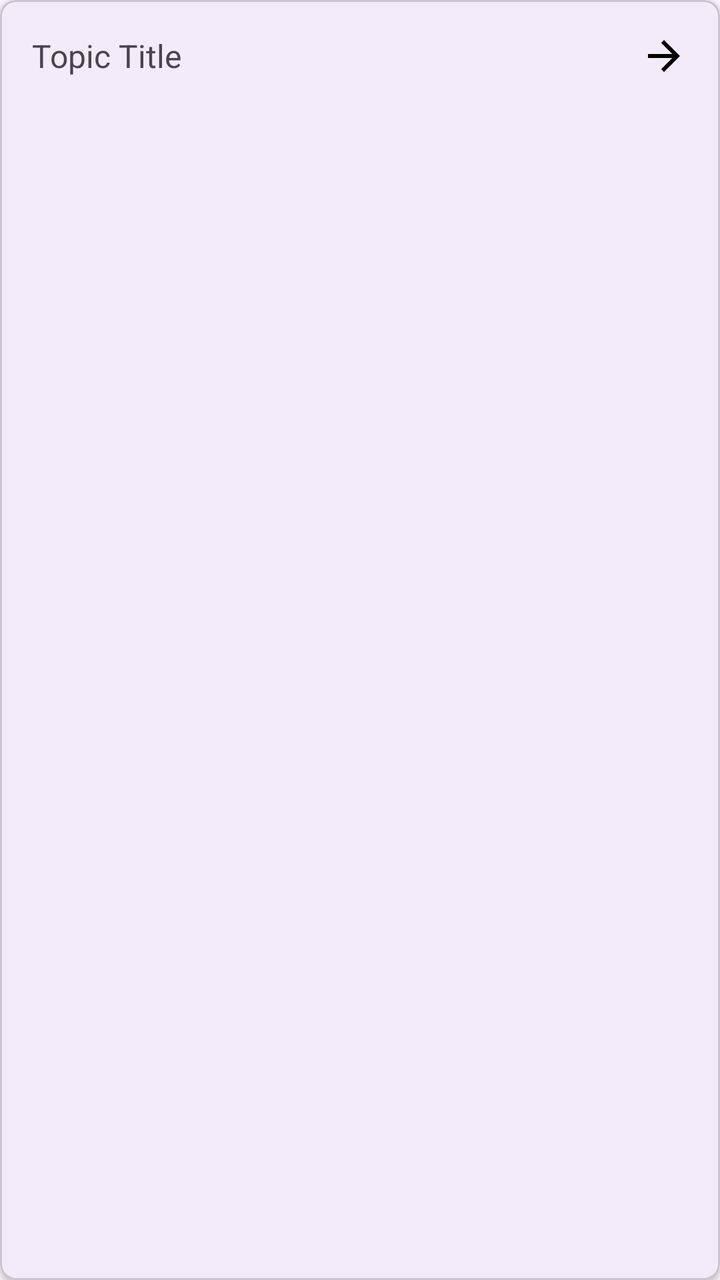
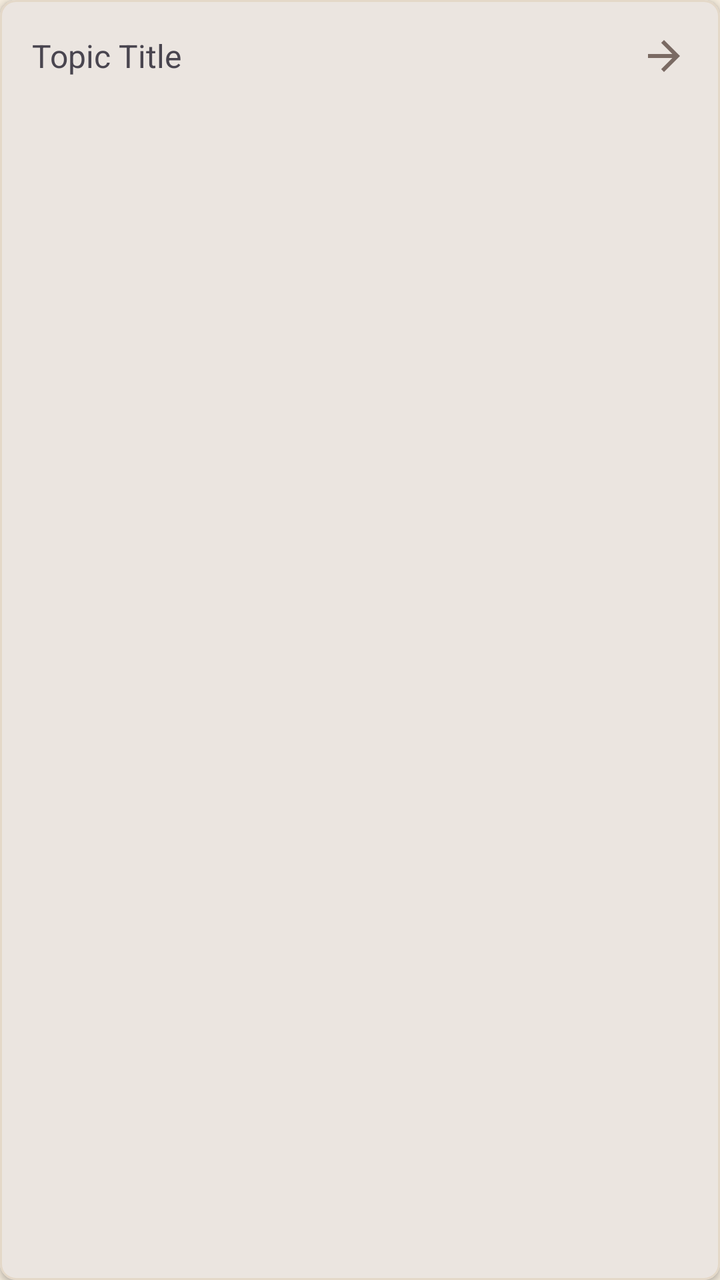

Compare the two renders of this Android layout. The source of the first and the diff that turns it into the second are given below.
<!-- AndroidManifest.xml: application theme Theme.EServicesICCHelper -->
<!-- res/layout/item_topic.xml -->
<?xml version="1.0" encoding="utf-8"?>
<com.google.android.material.card.MaterialCardView xmlns:android="http://schemas.android.com/apk/res/android"
    xmlns:app="http://schemas.android.com/apk/res-auto"
    android:layout_width="match_parent"
    android:layout_height="wrap_content"
    android:layout_margin="8dp"
    app:cardCornerRadius="8dp"
    app:cardElevation="2dp">

    <LinearLayout
        android:layout_width="match_parent"
        android:layout_height="wrap_content"
        android:gravity="center_vertical"
        android:orientation="horizontal"
        android:padding="16dp">

        <TextView
            android:id="@+id/tvTopicTitle"
            android:layout_width="0dp"
            android:layout_height="wrap_content"
            android:layout_weight="1"
            android:text="Topic Title"
            android:textSize="16sp" />

        <ImageView
            android:layout_width="wrap_content"
            android:layout_height="wrap_content"
            android:src="@drawable/ic_arrow_forward"
            app:tint="@color/black" />

    </LinearLayout>

</com.google.android.material.card.MaterialCardView>
<!-- resources referenced by this layout -->
<resources>
  <color name="black">#FF000000</color>
  <!-- drawable ic_arrow_forward (drawable) -->
  <vector xmlns:android="http://schemas.android.com/apk/res/android"
      android:width="24dp"
      android:height="24dp"
      android:viewportWidth="24"
      android:viewportHeight="24">
    <path
        android:fillColor="@android:color/black"
        android:pathData="M12,4l-1.41,1.41L16.17,11H4v2h12.17l-5.58,5.59L12,20l8,-8z"/>
  </vector>
  <style name="Theme.EServicesICCHelper" parent="Base.Theme.EServicesICCHelper" />
  <style name="Base.Theme.EServicesICCHelper" parent="Theme.Material3.DayNight.NoActionBar">
          
          <item name="colorPrimary">@color/md_theme_light_primary</item>
          <item name="colorOnPrimary">@color/md_theme_light_onPrimary</item>
          <item name="colorPrimaryContainer">@color/md_theme_light_primaryContainer</item>
          <item name="colorOnPrimaryContainer">@color/md_theme_light_onPrimaryContainer</item>
          <item name="colorSecondary">@color/md_theme_light_secondary</item>
          <item name="colorOnSecondary">@color/md_theme_light_onSecondary</item>
          <item name="colorSecondaryContainer">@color/md_theme_light_secondaryContainer</item>
          <item name="colorOnSecondaryContainer">@color/md_theme_light_onSecondaryContainer</item>
  
          <item name="android:statusBarColor">@color/md_theme_light_primary</item>
          <item name="android:windowLightStatusBar">false</item>
      </style>
  <color name="md_theme_light_primary">#6750A4</color>
  <color name="md_theme_light_onPrimary">#FFFFFF</color>
  <color name="md_theme_light_primaryContainer">#EADDFF</color>
  <color name="md_theme_light_onPrimaryContainer">#21005D</color>
  <color name="md_theme_light_secondary">#625B71</color>
  <color name="md_theme_light_onSecondary">#FFFFFF</color>
  <color name="md_theme_light_secondaryContainer">#E8DEF8</color>
  <color name="md_theme_light_onSecondaryContainer">#1D192B</color>
</resources>

<!-- the commit's change to res/layout/item_topic.xml (unified diff, before → after) -->
@@ -26,7 +26,7 @@
             android:layout_width="wrap_content"
             android:layout_height="wrap_content"
             android:src="@drawable/ic_arrow_forward"
-            app:tint="@color/black" />
+            app:tint="@color/text_secondary" />
 
     </LinearLayout>
 
<!-- resource entries referenced after the edit -->
@@ -1,6 +1,6 @@
 <!-- resources referenced by this layout -->
 <resources>
-  <color name="black">#FF000000</color>
+  <color name="text_secondary">#7A6A63</color>
   <!-- drawable ic_arrow_forward (drawable) -->
   <vector xmlns:android="http://schemas.android.com/apk/res/android"
       android:width="24dp"
@@ -12,27 +12,56 @@
         android:pathData="M12,4l-1.41,1.41L16.17,11H4v2h12.17l-5.58,5.59L12,20l8,-8z"/>
   </vector>
   <style name="Theme.EServicesICCHelper" parent="Base.Theme.EServicesICCHelper" />
-  <style name="Base.Theme.EServicesICCHelper" parent="Theme.Material3.DayNight.NoActionBar">
+  <style name="Base.Theme.EServicesICCHelper" parent="Theme.Material3.Light.NoActionBar">
           
-          <item name="colorPrimary">@color/md_theme_light_primary</item>
-          <item name="colorOnPrimary">@color/md_theme_light_onPrimary</item>
-          <item name="colorPrimaryContainer">@color/md_theme_light_primaryContainer</item>
-          <item name="colorOnPrimaryContainer">@color/md_theme_light_onPrimaryContainer</item>
-          <item name="colorSecondary">@color/md_theme_light_secondary</item>
-          <item name="colorOnSecondary">@color/md_theme_light_onSecondary</item>
-          <item name="colorSecondaryContainer">@color/md_theme_light_secondaryContainer</item>
-          <item name="colorOnSecondaryContainer">@color/md_theme_light_onSecondaryContainer</item>
+          <item name="colorPrimary">@color/primary_dark_brown</item>
+          <item name="colorOnPrimary">@color/white</item>
+          <item name="colorPrimaryContainer">@color/light_accent</item>
+          <item name="colorOnPrimaryContainer">@color/primary_dark_brown</item>
   
-          <item name="android:statusBarColor">@color/md_theme_light_primary</item>
+          
+          <item name="colorSecondary">@color/secondary_brown</item>
+          <item name="colorOnSecondary">@color/white</item>
+          <item name="colorSecondaryContainer">@color/divider_color</item>
+          <item name="colorOnSecondaryContainer">@color/text_primary</item>
+  
+          
+          <item name="colorTertiary">@color/accent_gold</item>
+          <item name="colorOnTertiary">@color/text_primary</item>
+          <item name="colorTertiaryContainer">@color/light_accent</item>
+          <item name="colorOnTertiaryContainer">@color/text_primary</item>
+  
+          
+          <item name="android:windowBackground">@color/background_cream</item>
+          <item name="colorSurface">@color/surface_card</item>
+          <item name="colorOnSurface">@color/text_primary</item>
+          <item name="colorSurfaceVariant">@color/surface_card</item>
+          <item name="colorOnSurfaceVariant">@color/text_secondary</item>
+  
+          <item name="android:textColorPrimary">@color/text_primary</item>
+          <item name="android:textColorSecondary">@color/text_secondary</item>
+  
+          
+          <item name="colorOutline">@color/divider_color</item>
+          <item name="colorOutlineVariant">@color/divider_color</item>
+  
+          
+          <item name="colorError">@color/error_color</item>
+          <item name="colorOnError">@color/white</item>
+  
+          
+          <item name="android:statusBarColor">@color/primary_dark_brown</item>
           <item name="android:windowLightStatusBar">false</item>
       </style>
-  <color name="md_theme_light_primary">#6750A4</color>
-  <color name="md_theme_light_onPrimary">#FFFFFF</color>
-  <color name="md_theme_light_primaryContainer">#EADDFF</color>
-  <color name="md_theme_light_onPrimaryContainer">#21005D</color>
-  <color name="md_theme_light_secondary">#625B71</color>
-  <color name="md_theme_light_onSecondary">#FFFFFF</color>
-  <color name="md_theme_light_secondaryContainer">#E8DEF8</color>
-  <color name="md_theme_light_onSecondaryContainer">#1D192B</color>
+  <color name="primary_dark_brown">#4A231F</color>
+  <color name="white">#FFFFFF</color>
+  <color name="light_accent">#F1D9B5</color>
+  <color name="secondary_brown">#6B3A33</color>
+  <color name="divider_color">#E4D8C8</color>
+  <color name="text_primary">#2E1A17</color>
+  <color name="accent_gold">#D4AE7A</color>
+  <color name="background_cream">#F5ECDD</color>
+  <color name="surface_card">#F8F4EF</color>
+  <color name="error_color">#E53935</color>
 </resources>
 
